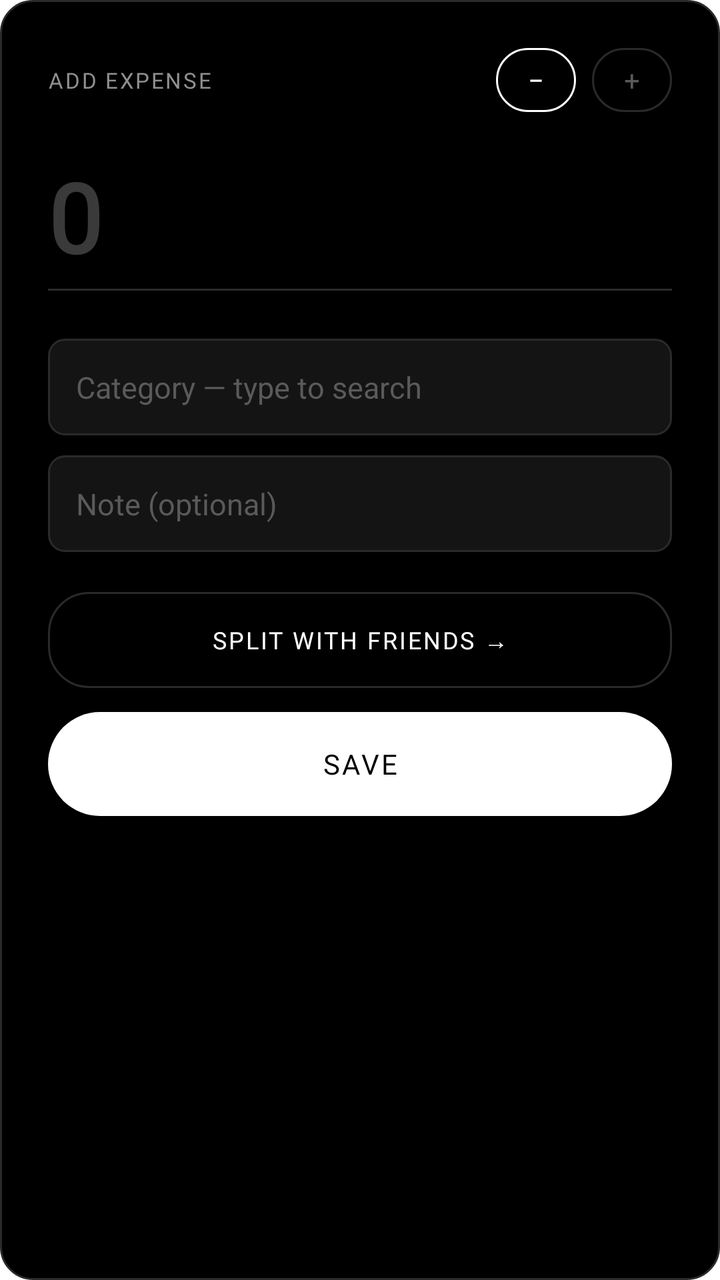
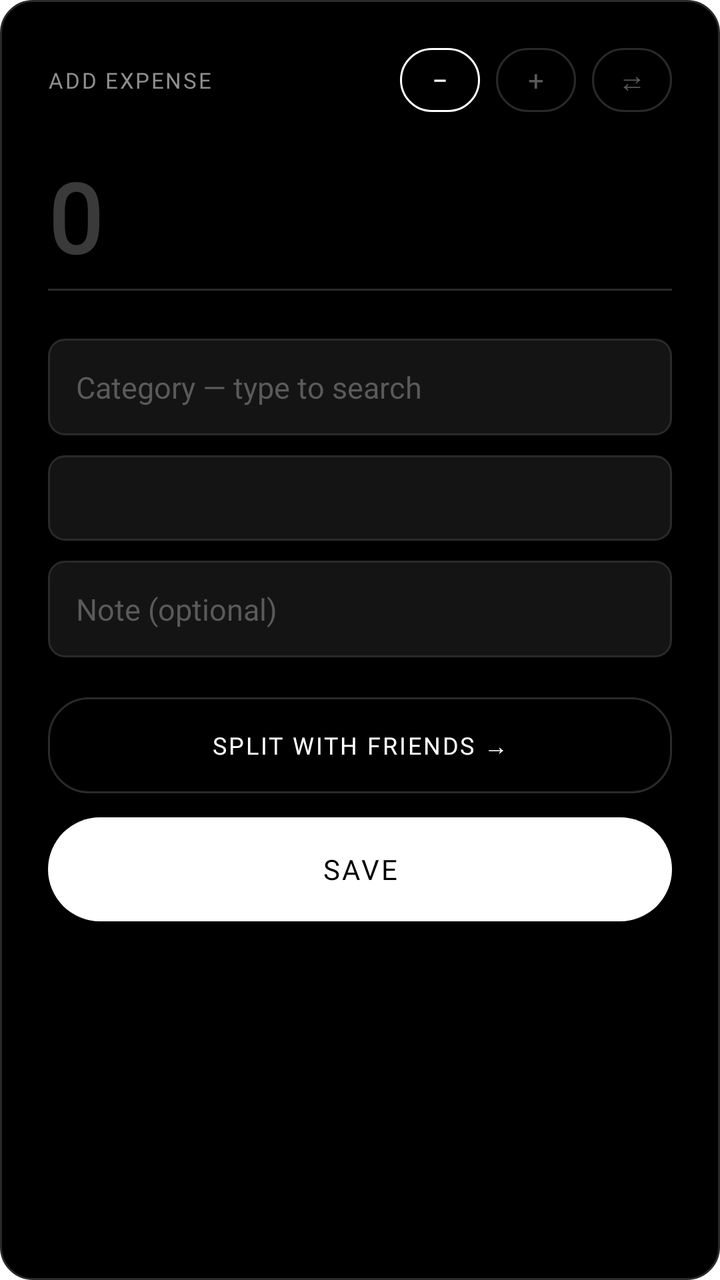

Two renders of the same Android screen: before a commit and after it. Below are the layout's source before the change and the commit's diff.
<!-- AndroidManifest.xml: activity theme QuickAddTheme -->
<!-- res/layout/quick_add.xml -->
<?xml version="1.0" encoding="utf-8"?>
<LinearLayout xmlns:android="http://schemas.android.com/apk/res/android"
    android:layout_width="match_parent"
    android:layout_height="wrap_content"
    android:orientation="vertical"
    android:background="@drawable/dialog_bg"
    android:minWidth="320dp"
    android:padding="24dp">

    <LinearLayout
        android:layout_width="match_parent"
        android:layout_height="wrap_content"
        android:gravity="center_vertical"
        android:orientation="horizontal">

        <TextView
            android:id="@+id/title"
            android:layout_width="0dp"
            android:layout_height="wrap_content"
            android:layout_weight="1"
            android:fontFamily="@font/space_mono"
            android:letterSpacing="0.08"
            android:text="@string/add_expense"
            android:textColor="#8F8F8F"
            android:textSize="11sp" />

        <TextView
            android:id="@+id/sign_minus"
            android:layout_width="40dp"
            android:layout_height="32dp"
            android:background="@drawable/chip_on"
            android:fontFamily="@font/space_mono_bold"
            android:gravity="center"
            android:text="−"
            android:textColor="#FFFFFF"
            android:textSize="14sp" />

        <TextView
            android:id="@+id/sign_plus"
            android:layout_width="40dp"
            android:layout_height="32dp"
            android:layout_marginStart="8dp"
            android:background="@drawable/chip"
            android:fontFamily="@font/space_mono_bold"
            android:gravity="center"
            android:text="+"
            android:textColor="#5A5A5A"
            android:textSize="14sp" />
    </LinearLayout>

    <LinearLayout
        android:id="@+id/expense_section"
        android:layout_width="match_parent"
        android:layout_height="wrap_content"
        android:orientation="vertical">

        <EditText
            android:id="@+id/amount"
            android:layout_width="match_parent"
            android:layout_height="wrap_content"
            android:layout_marginTop="20dp"
            android:background="@null"
            android:fontFamily="@font/doto"
            android:textFontWeight="700"
            android:fontVariationSettings="&apos;ROND&apos; 100"
            android:hint="@string/amount_hint"
            android:inputType="numberDecimal"
            android:textColor="#FFFFFF"
            android:textColorHint="#3A3A3A"
            android:textCursorDrawable="@null"
            android:textSize="48sp" />

        <View
            android:layout_width="match_parent"
            android:layout_height="1dp"
            android:layout_marginTop="4dp"
            android:background="#2A2A2A" />

        <AutoCompleteTextView
            android:id="@+id/category"
            android:layout_width="match_parent"
            android:layout_height="wrap_content"
            android:layout_marginTop="24dp"
            android:background="@drawable/field_bg"
            android:completionThreshold="1"
            android:hint="@string/category_hint"
            android:inputType="text"
            android:padding="14dp"
            android:popupBackground="#141414"
            android:textColor="#FFFFFF"
            android:textColorHint="#5A5A5A"
            android:textSize="15sp" />

        <EditText
            android:id="@+id/note"
            android:layout_width="match_parent"
            android:layout_height="wrap_content"
            android:layout_marginTop="10dp"
            android:background="@drawable/field_bg"
            android:hint="@string/note_hint"
            android:inputType="text"
            android:padding="14dp"
            android:textColor="#FFFFFF"
            android:textColorHint="#5A5A5A"
            android:textSize="15sp" />

        <TextView
            android:id="@+id/split"
            android:layout_width="match_parent"
            android:layout_height="48dp"
            android:layout_marginTop="20dp"
            android:background="@drawable/chip"
            android:fontFamily="@font/space_mono_bold"
            android:gravity="center"
            android:letterSpacing="0.08"
            android:text="@string/split_entry"
            android:textColor="#FFFFFF"
            android:textSize="12sp" />

        <Button
            android:id="@+id/save"
            android:layout_width="match_parent"
            android:layout_height="52dp"
            android:layout_marginTop="12dp"
            android:background="@drawable/btn_primary"
            android:fontFamily="@font/space_mono_bold"
            android:letterSpacing="0.08"
            android:text="@string/save"
            android:textColor="#000000"
            android:textSize="14sp" />
    </LinearLayout>

    <LinearLayout
        android:id="@+id/income_section"
        android:layout_width="match_parent"
        android:layout_height="wrap_content"
        android:orientation="vertical"
        android:visibility="gone">

        <LinearLayout
            android:layout_width="match_parent"
            android:layout_height="wrap_content"
            android:layout_marginTop="22dp"
            android:orientation="horizontal">

            <TextView
                android:id="@+id/mode_repayment"
                android:layout_width="0dp"
                android:layout_height="44dp"
                android:layout_weight="1"
                android:background="@drawable/chip_on"
                android:fontFamily="@font/space_mono_bold"
                android:gravity="center"
                android:letterSpacing="0.08"
                android:text="@string/repayment"
                android:textColor="#FFFFFF"
                android:textSize="11sp" />

            <TextView
                android:id="@+id/mode_income"
                android:layout_width="0dp"
                android:layout_height="44dp"
                android:layout_marginStart="8dp"
                android:layout_weight="1"
                android:background="@drawable/chip"
                android:fontFamily="@font/space_mono_bold"
                android:gravity="center"
                android:letterSpacing="0.08"
                android:text="@string/income"
                android:textColor="#5A5A5A"
                android:textSize="11sp" />
        </LinearLayout>

        <TextView
            android:id="@+id/mode_hint"
            android:layout_width="wrap_content"
            android:layout_height="wrap_content"
            android:layout_marginTop="14dp"
            android:fontFamily="@font/space_mono"
            android:letterSpacing="0.08"
            android:text="@string/repayment_hint"
            android:textColor="#5A5A5A"
            android:textSize="11sp" />

        <Button
            android:id="@+id/continue_btn"
            android:layout_width="match_parent"
            android:layout_height="52dp"
            android:layout_marginTop="24dp"
            android:background="@drawable/btn_primary"
            android:fontFamily="@font/space_mono_bold"
            android:letterSpacing="0.08"
            android:text="@string/continue_label"
            android:textColor="#000000"
            android:textSize="14sp" />
    </LinearLayout>
</LinearLayout>
<!-- resources referenced by this layout -->
<resources>
  <!-- drawable btn_primary (drawable) -->
  <?xml version="1.0" encoding="utf-8"?>
  <shape xmlns:android="http://schemas.android.com/apk/res/android">
      <solid android:color="#FFFFFF" />
      <corners android:radius="26dp" />
  </shape>
  <!-- drawable chip (drawable) -->
  <?xml version="1.0" encoding="utf-8"?>
  <shape xmlns:android="http://schemas.android.com/apk/res/android">
      <solid android:color="#00000000" />
      <stroke android:width="1dp" android:color="#2A2A2A" />
      <corners android:radius="20dp" />
  </shape>
  <!-- drawable chip_on (drawable) -->
  <?xml version="1.0" encoding="utf-8"?>
  <shape xmlns:android="http://schemas.android.com/apk/res/android">
      <solid android:color="#00000000" />
      <stroke android:width="1dp" android:color="#FFFFFF" />
      <corners android:radius="20dp" />
  </shape>
  <!-- drawable dialog_bg (drawable) -->
  <?xml version="1.0" encoding="utf-8"?>
  <shape xmlns:android="http://schemas.android.com/apk/res/android">
      <solid android:color="#000000" />
      <stroke android:width="1dp" android:color="#2A2A2A" />
      <corners android:radius="16dp" />
  </shape>
  <!-- drawable field_bg (drawable) -->
  <?xml version="1.0" encoding="utf-8"?>
  <shape xmlns:android="http://schemas.android.com/apk/res/android">
      <solid android:color="#141414" />
      <stroke android:width="1dp" android:color="#2A2A2A" />
      <corners android:radius="8dp" />
  </shape>
  <string name="add_expense">ADD EXPENSE</string>
  <string name="amount_hint">0</string>
  <string name="category_hint">Category — type to search</string>
  <string name="continue_label">CONTINUE</string>
  <string name="income">INCOME</string>
  <string name="note_hint">Note (optional)</string>
  <string name="repayment">REPAYMENT</string>
  <string name="repayment_hint">SETTLES WHAT SOMEONE OWES YOU</string>
  <string name="save">SAVE</string>
  <string name="split_entry">SPLIT WITH FRIENDS →</string>
  <style name="QuickAddTheme" parent="@android:style/Theme.DeviceDefault.Dialog.NoActionBar">
          <item name="android:windowBackground">@android:color/transparent</item>
          <item name="android:colorAccent">#4CD97B</item>
      </style>
</resources>

<!-- the commit's change to res/layout/quick_add.xml (unified diff, before → after) -->
@@ -46,6 +46,18 @@
             android:text="+"
             android:textColor="#5A5A5A"
             android:textSize="14sp" />
+
+        <TextView
+            android:id="@+id/sign_transfer"
+            android:layout_width="40dp"
+            android:layout_height="32dp"
+            android:layout_marginStart="8dp"
+            android:background="@drawable/chip"
+            android:fontFamily="@font/space_mono_bold"
+            android:gravity="center"
+            android:text="⇄"
+            android:textColor="#5A5A5A"
+            android:textSize="14sp" />
     </LinearLayout>
 
     <LinearLayout
@@ -90,6 +102,18 @@
             android:textColor="#FFFFFF"
             android:textColorHint="#5A5A5A"
             android:textSize="15sp" />
+
+        <TextView
+            android:id="@+id/account"
+            android:layout_width="match_parent"
+            android:layout_height="wrap_content"
+            android:layout_marginTop="10dp"
+            android:background="@drawable/field_bg"
+            android:fontFamily="@font/space_mono"
+            android:letterSpacing="0.08"
+            android:padding="14dp"
+            android:textColor="#FFFFFF"
+            android:textSize="11sp" />
 
         <EditText
             android:id="@+id/note"
@@ -194,4 +218,70 @@
             android:textColor="#000000"
             android:textSize="14sp" />
     </LinearLayout>
+
+    <LinearLayout
+        android:id="@+id/transfer_section"
+        android:layout_width="match_parent"
+        android:layout_height="wrap_content"
+        android:orientation="vertical"
+        android:visibility="gone">
+
+        <EditText
+            android:id="@+id/transfer_amount"
+            android:layout_width="match_parent"
+            android:layout_height="wrap_content"
+            android:layout_marginTop="20dp"
+            android:background="@null"
+            android:fontFamily="@font/doto"
+            android:textFontWeight="700"
+            android:fontVariationSettings="&apos;ROND&apos; 100"
+            android:hint="@string/amount_hint"
+            android:inputType="numberDecimal"
+            android:textColor="#FFFFFF"
+            android:textColorHint="#3A3A3A"
+            android:textCursorDrawable="@null"
+            android:textSize="48sp" />
+
+        <View
+            android:layout_width="match_parent"
+            android:layout_height="1dp"
+            android:layout_marginTop="4dp"
+            android:background="#2A2A2A" />
+
+        <TextView
+            android:id="@+id/transfer_from"
+            android:layout_width="match_parent"
+            android:layout_height="wrap_content"
+            android:layout_marginTop="24dp"
+            android:background="@drawable/field_bg"
+            android:fontFamily="@font/space_mono"
+            android:letterSpacing="0.08"
+            android:padding="14dp"
+            android:textColor="#FFFFFF"
+            android:textSize="11sp" />
+
+        <TextView
+            android:id="@+id/transfer_to"
+            android:layout_width="match_parent"
+            android:layout_height="wrap_content"
+            android:layout_marginTop="10dp"
+            android:background="@drawable/field_bg"
+            android:fontFamily="@font/space_mono"
+            android:letterSpacing="0.08"
+            android:padding="14dp"
+            android:textColor="#FFFFFF"
+            android:textSize="11sp" />
+
+        <Button
+            android:id="@+id/save_transfer"
+            android:layout_width="match_parent"
+            android:layout_height="52dp"
+            android:layout_marginTop="20dp"
+            android:background="@drawable/btn_primary"
+            android:fontFamily="@font/space_mono_bold"
+            android:letterSpacing="0.08"
+            android:text="@string/save_transfer"
+            android:textColor="#000000"
+            android:textSize="14sp" />
+    </LinearLayout>
 </LinearLayout>
<!-- resource entries referenced after the edit -->
@@ -43,6 +43,7 @@
   <string name="repayment">REPAYMENT</string>
   <string name="repayment_hint">SETTLES WHAT SOMEONE OWES YOU</string>
   <string name="save">SAVE</string>
+  <string name="save_transfer">SAVE TRANSFER</string>
   <string name="split_entry">SPLIT WITH FRIENDS →</string>
   <style name="QuickAddTheme" parent="@android:style/Theme.DeviceDefault.Dialog.NoActionBar">
           <item name="android:windowBackground">@android:color/transparent</item>
